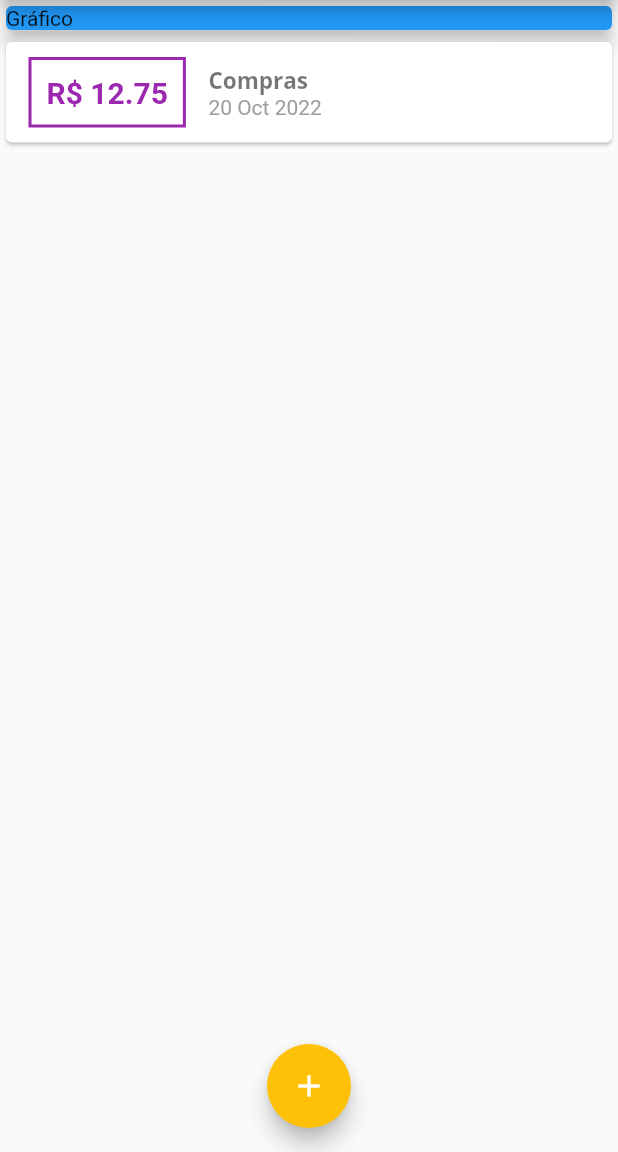
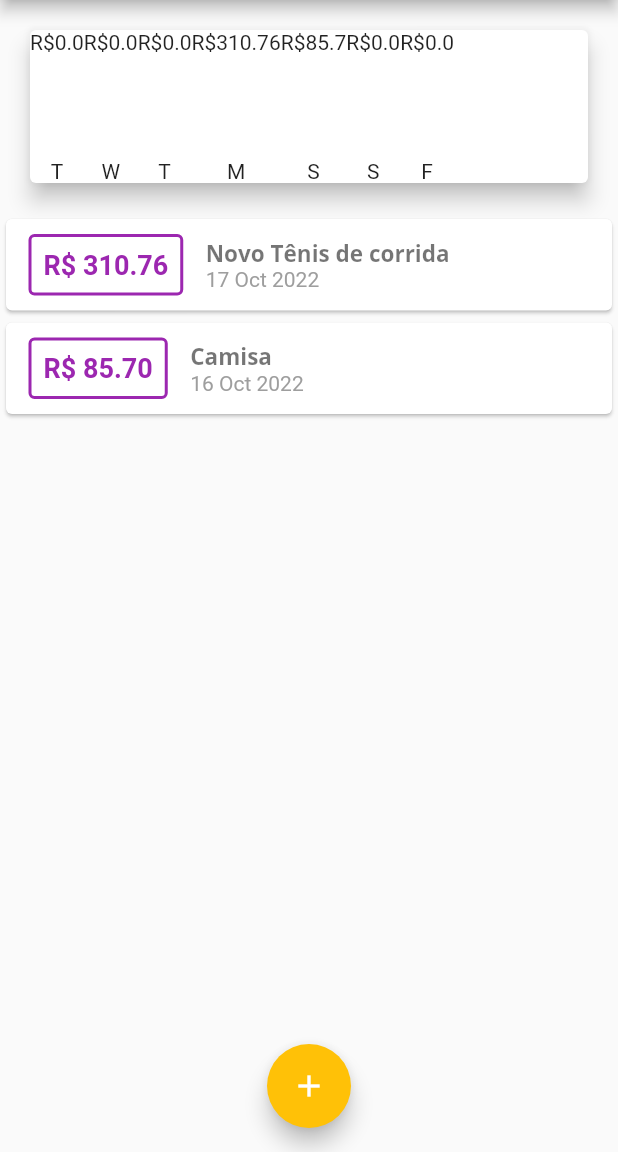
Before and after one commit to MarhlonKorb/expenses, a Flutter app: the screen it shows after launch, on a phone screen of 412 x 824 dp, the part 84-1236 px from its top. Run offline on Flutter 3.47's test engine with Material 2 defaults, Android fonts, the phone set to English and light mode, and no system bars; missing offline and left inert: dart:ffi.

Commit message:
Implementacao do componente de coluna de dias
Foi criado o componente que será as colunas de percentual de gastos por dia. Também foi implementado uma imagem inicial caso não hajam registros de gastos registrados.

```diff
--- /dev/null
+++ b/lib/components/chart.dart
@@ -0,0 +1,52 @@
+import 'dart:ffi';
+
+import 'package:expenses/components/chart_bar.dart';
+import 'package:expenses/models/transaction.dart';
+import 'package:flutter/material.dart';
+import 'package:intl/intl.dart';
+
+/// Classe com widgets que implementarão as colunas de percentual de cálculo de gastos dos dias
+class Chart extends StatelessWidget {
+  final List<Transaction> recentTransactions;
+
+  Chart(this.recentTransactions);
+
+  List<Map<String, Object>> get groupedTransactions {
+    return List.generate(7, (index) {
+      final weekDay = DateTime.now().subtract(
+        Duration(days: index),
+      );
+
+      double totalSum = 0.0;
+
+      for (var i = 0; i < recentTransactions.length; i++) {
+        bool sameDay = recentTransactions[i].date.day == weekDay.day;
+        bool sameMonth = recentTransactions[i].date.month == weekDay.month;
+        bool sameYear = recentTransactions[i].date.year == weekDay.year;
+
+        if (sameDay && sameMonth && sameYear) {
+          totalSum += recentTransactions[i].value;
+        }
+      }
+      return {'day': DateFormat.E().format(weekDay)[0], 'value': totalSum};
+    });
+  }
+
+  @override
+  Widget build(BuildContext context) {
+    groupedTransactions;
+    return Card(
+      elevation: 6,
+      margin: const EdgeInsets.all(20),
+      child: Row(
+        children: groupedTransactions.map((transaction) {
+          return ChartBar(
+            label: transaction['day'].toString(),
+            value: transaction['value'].toString(),
+            percentage: 0.0,
+          );
+        }).toList(),
+      ),
+    );
+  }
+}
--- /dev/null
+++ b/lib/components/chart_bar.dart
@@ -0,0 +1,30 @@
+import 'package:flutter/cupertino.dart';
+
+class ChartBar extends StatelessWidget {
+  final String label;
+  final String value;
+  final double percentage;
+
+ ChartBar({
+    required this.label,
+    required this.value,
+    required this.percentage,
+  });
+
+  @override
+  Widget build(BuildContext context) {
+    return Column(
+      children: [
+        Text('R\$${value}'),
+        const SizedBox(height: 5),
+        Container(
+          height: 60,
+          width: 10,
+          child: null,
+        ),
+        const SizedBox(height: 5),
+        Text(label)
+      ],
+    );
+  }
+}
--- a/lib/components/transaction_list.dart
+++ b/lib/components/transaction_list.dart
@@ -3,7 +3,7 @@ import 'package:flutter/material.dart';
 
 import '../utils.dart';
 
-/// Classe responsável pela listagem de cadastro de transações cadastradas
+/// Classe responsável pela listagem de transações cadastradas
 class TransactionList extends StatelessWidget {
   final List<Transaction> transaction;
 
@@ -14,7 +14,22 @@ class TransactionList extends StatelessWidget {
     return Container(
       height: 300,
       // Método builder redimensiona os itens na tela de forma que possíbilite o scroll da tela
-      child: ListView.builder(
+      child: transaction.isEmpty
+          ? Column(
+              children: [
+                const SizedBox(height: 20),
+                Text('Nenhuma transação cadastrada.',
+                    style: Theme.of(context).textTheme.headline1),
+                const SizedBox(height: 40),
+                SizedBox(
+                    height: 200,
+                    child: Image.asset(
+                      'assets/images/waiting.png',
+                      fit: BoxFit.cover,
+                    ))
+              ],
+            )
+          : ListView.builder(
               itemCount: transaction.length,
               itemBuilder: (BuildContext context, int index) {
                 final tr = transaction[index];
@@ -22,30 +37,27 @@ class TransactionList extends StatelessWidget {
                     child: Row(
                   children: [
                     Container(
-                margin:
-                    const EdgeInsets.symmetric(horizontal: 15, vertical: 10),
+                      margin: const EdgeInsets.symmetric(
+                          horizontal: 15, vertical: 10),
                       decoration: BoxDecoration(
-                    border: Border.all(color: Theme.of(context).colorScheme.primary, width: 2)),
-
-                padding: const EdgeInsets.all(10),
+                          borderRadius: BorderRadius.circular(4),
+                          border: Border.all(
+                              color: Theme.of(context).colorScheme.primary,
+                              width: 2)),
+                      padding: const EdgeInsets.all(8),
                       child: Text(
                         toMoney(tr.value),
-                  style:  TextStyle(
+                        style: TextStyle(
                             fontWeight: FontWeight.bold,
-                      fontSize: 20,
+                            fontSize: 18,
                             color: Theme.of(context).colorScheme.primary),
                       ),
                     ),
                     Column(
                       crossAxisAlignment: CrossAxisAlignment.start,
                       children: [
-                  Text(
-                    tr.title,
+                        Text(tr.title,
                             style: Theme.of(context).textTheme.headline1),
-
-                    // style: const TextStyle(
-                    //     fontSize: 16, fontWeight: FontWeight.bold),
-
                         Text(
                           toDateFormat(tr.date),
                           style: const TextStyle(color: Colors.grey),
@@ -58,6 +70,4 @@ class TransactionList extends StatelessWidget {
             ),
     );
   }
-
-  void add(Transaction newTransaction) {}
 }
--- a/lib/main.dart
+++ b/lib/main.dart
@@ -1,5 +1,6 @@
 // ignore_for_file: prefer_const_constructors
 import 'dart:math';
+import 'package:expenses/components/chart.dart';
 import 'package:expenses/components/transaction_form.dart';
 import 'package:flutter/material.dart';
 
@@ -35,16 +36,31 @@ class ExpensesApp extends StatelessWidget {
 }
 
 class MyHomePage extends StatefulWidget {
-  MyHomePage({super.key});
-
   @override
   State<MyHomePage> createState() => _MyHomePageState();
 }
 
 class _MyHomePageState extends State<MyHomePage> {
-  final _transactions = [
-    Transaction(id: 'id', title: 'Compras', value: 12.75, date: DateTime.now())
+  final List<Transaction> _transactions = [
+    Transaction(
+        id: Random().nextDouble().toString(),
+        title: 'Novo Tênis de corrida',
+        value: 310.76,
+        date: DateTime.now().subtract(Duration(days: 3))),
+    Transaction(
+        id: Random().nextDouble().toString(),
+        title: 'Camisa',
+        value: 85.70,
+        date: DateTime.now().subtract(Duration(days: 4))),
   ];
+
+  List<Transaction> get _recentTransactions {
+    return _transactions.where((transaction) {
+      return transaction.date.isAfter(
+        DateTime.now().subtract(Duration(days: 7)),
+      );
+    }).toList();
+  }
 
   _addTransaction(String title, double value) {
     final newTransaction = Transaction(
@@ -85,13 +101,8 @@ class _MyHomePageState extends State<MyHomePage> {
           child: Column(
               crossAxisAlignment: CrossAxisAlignment.stretch,
               children: <Widget>[
-            Container(
-              child: Card(
-                color: Colors.blue,
-                elevation: 5,
-                child: Text('Gráfico'),
-              ),
-            ),
+            Chart(_recentTransactions),
+
             TransactionList(transaction: _transactions),
           ])),
       floatingActionButton: FloatingActionButton(
--- a/pubspec.yaml
+++ b/pubspec.yaml
@@ -60,8 +60,8 @@ flutter:
   uses-material-design: true
 
   # To add assets to your application, add an assets section, like this:
-  # assets:
-  #   - images/a_dot_burr.jpeg
+  assets:
+    - assets/images/waiting.png
   #   - images/a_dot_ham.jpeg
 
   # An image asset can refer to one or more resolution-specific "variants", see
```
Also changed, not shown: assets/images/waiting.png (added). Lines whose indentation alone changed are shown as unchanged.
